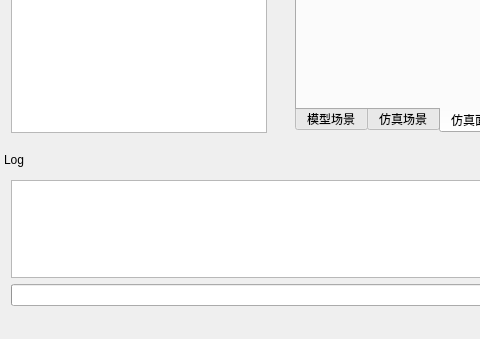
The window that mainwindow.ui (joilee/Simulation2016) describes before a commit, drawn with Qt 5; both pictures show x 0 to 480 and y 498 to 837 of the 1191 by 837 pixel window.
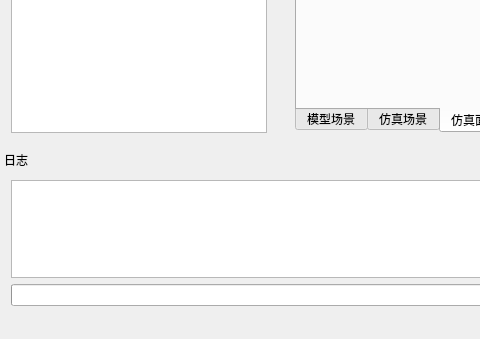
The same window after the commit. Custom widgets are drawn as their Qt base class.

The edit to the form file:
```diff
--- a/mainwindow.ui
+++ b/mainwindow.ui
@@ -134,7 +134,7 @@
     <set>QDockWidget::DockWidgetFloatable</set>
    </property>
    <property name="windowTitle">
-    <string>Log</string>
+    <string>日志</string>
    </property>
    <attribute name="dockWidgetArea">
     <number>8</number>
```
